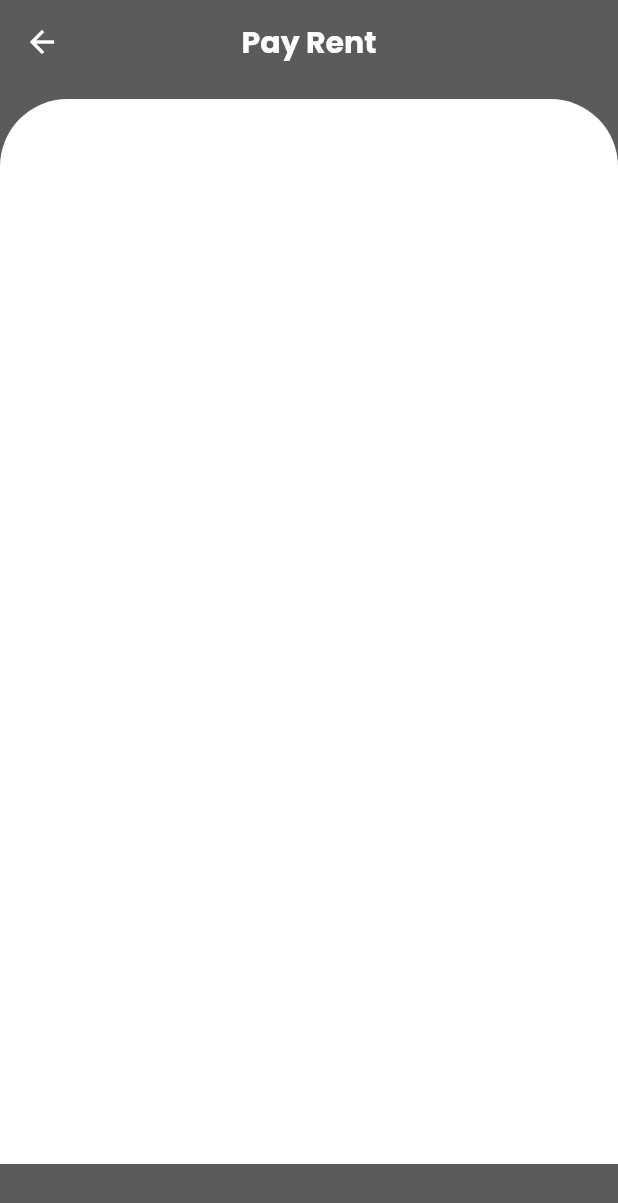
After one commit to 41hulk/ewawe-pay, a Flutter app: the screen it shows after launch, after a tap on "LOG IN", after a tap on the "payments" icon, on a phone screen of 412 x 824 dp. The commit adds this screen. Shown: the top 1203 px of the screen. Run offline on Flutter 3.47's test engine with Material 2 defaults, Android fonts, the phone set to English and light mode, and no system bars; our stand-ins replace animated_splash_screen, google_fonts.

Commit message:
ft-dashboard

```diff
--- /dev/null
+++ b/lib/Payment/payScreen.dart
@@ -0,0 +1,47 @@
+import 'package:ewawepay/utils/colors.dart';
+import 'package:flutter/material.dart';
+import 'package:google_fonts/google_fonts.dart';
+
+class PayScreen extends StatefulWidget {
+  @override
+  _PayScreenState createState() => _PayScreenState();
+}
+
+class _PayScreenState extends State<PayScreen> {
+  @override
+  Widget build(BuildContext context) {
+    return Scaffold(
+      backgroundColor: ewawegrey,
+      appBar: AppBar(
+        backgroundColor: ewawegrey,
+        elevation: 0.0,
+        centerTitle: true,
+        title: Text(
+          'Pay Rent',
+          style: GoogleFonts.poppins(fontWeight: FontWeight.bold),
+        ),
+      ),
+      body: Column(
+        children: <Widget>[
+          SizedBox(
+            height: 10,
+          ),
+          Container(
+            height: MediaQuery.of(context).size.height - 114.0,
+            decoration: BoxDecoration(
+              color: Colors.white,
+              borderRadius: BorderRadius.only(
+                  topLeft: Radius.circular(45.0),
+                  topRight: Radius.circular(45.0)),
+            ),
+            // child: Container(
+            //   child: Column(
+            //     children: [Text('hello')],
+            //   ),
+            // ),
+          ),
+        ],
+      ),
+    );
+  }
+}
--- a/lib/auth/loginScreen.dart
+++ b/lib/auth/loginScreen.dart
@@ -1,4 +1,5 @@
 import 'package:ewawepay/auth/signUpScreen.dart';
+import 'package:ewawepay/dashboard/dash.dart';
 import 'package:ewawepay/utils/colors.dart';
 import 'package:flutter/cupertino.dart';
 import 'package:google_fonts/google_fonts.dart';
@@ -26,6 +27,7 @@ class _LoginScreenState extends State<LoginScreen> {
       autofocus: false,
       decoration: InputDecoration(
         hintText: 'Email',
+        hintStyle: GoogleFonts.poppins(fontSize: 15),
         contentPadding: EdgeInsets.fromLTRB(20.0, 10.0, 20.0, 10.0),
         border: OutlineInputBorder(borderRadius: BorderRadius.circular(10.0)),
       ),
@@ -36,6 +38,7 @@ class _LoginScreenState extends State<LoginScreen> {
       obscureText: true,
       decoration: InputDecoration(
         hintText: 'Password',
+        hintStyle: GoogleFonts.poppins(fontSize: 15),
         contentPadding: EdgeInsets.fromLTRB(20.0, 10.0, 20.0, 10.0),
         border: OutlineInputBorder(borderRadius: BorderRadius.circular(10.0)),
       ),
@@ -56,8 +59,9 @@ class _LoginScreenState extends State<LoginScreen> {
               // );
             },
             child: new Text(
-              "Forgot password",
-              style: TextStyle(color: ewawegreen, fontWeight: FontWeight.bold),
+              "Forgot password ?",
+              style: GoogleFonts.poppins(
+                  color: ewawegreen, fontWeight: FontWeight.normal),
             ),
           ),
         ],
@@ -68,14 +72,22 @@ class _LoginScreenState extends State<LoginScreen> {
       padding: EdgeInsets.symmetric(vertical: 19.0),
       child: RaisedButton(
         shape: RoundedRectangleBorder(
-          borderRadius: BorderRadius.circular(20),
+          borderRadius: BorderRadius.circular(18),
         ),
         onPressed: () {
           // Navigator.of(context).pushNamed(HomePage.tag);
+          Navigator.of(context).pushAndRemoveUntil(
+              MaterialPageRoute(
+                  builder: (BuildContext context) => DashboardScreen()),
+              (Route<dynamic> route) => false);
         },
         padding: EdgeInsets.all(12),
         color: ewawegrey,
-        child: Text('Log In', style: GoogleFonts.poppins(fontSize: 12)),
+        child: Text('LOG IN',
+            style: GoogleFonts.poppins(
+                fontSize: 20,
+                color: Colors.white,
+                fontWeight: FontWeight.w500)),
       ),
     );
 
@@ -83,7 +95,10 @@ class _LoginScreenState extends State<LoginScreen> {
       child: Row(
         mainAxisAlignment: MainAxisAlignment.center,
         children: <Widget>[
-          Text('Don\'t have an Account? '),
+          Text(
+            'Don\'t have an Account? ',
+            style: GoogleFonts.poppins(fontWeight: FontWeight.normal),
+          ),
           InkWell(
             onTap: () async {
               Navigator.push(
@@ -95,7 +110,7 @@ class _LoginScreenState extends State<LoginScreen> {
             },
             child: new Text(
               "Sign up",
-              style: TextStyle(color: ewawegreen),
+              style: GoogleFonts.poppins(color: ewawegreen),
             ),
           ),
         ],
--- /dev/null
+++ b/lib/dashboard/dash.dart
@@ -0,0 +1,196 @@
+import 'package:ewawepay/Payment/payScreen.dart';
+import 'package:ewawepay/utils/colors.dart';
+import 'package:flutter/cupertino.dart';
+import 'package:flutter/material.dart';
+import 'package:google_fonts/google_fonts.dart';
+
+class DashboardScreen extends StatefulWidget {
+  @override
+  _DashScreenState createState() => _DashScreenState();
+}
+
+class _DashScreenState extends State<DashboardScreen> {
+  @override
+  Widget build(BuildContext context) {
+    return Scaffold(
+      backgroundColor: ewawegrey,
+      appBar: AppBar(
+        backgroundColor: ewawegrey,
+        elevation: 0.0,
+        centerTitle: false,
+        title: Text('EwawePay',
+            style: GoogleFonts.poppins(
+                color: ewawegreen, fontSize: 20, fontWeight: FontWeight.w700)),
+        actions: <Widget>[
+          IconButton(
+            icon: Icon(Icons.notifications_none, color: Colors.white),
+            onPressed: () {},
+          ),
+          IconButton(
+            icon: Icon(Icons.account_circle, color: Colors.white),
+            onPressed: () {},
+          ),
+        ],
+      ),
+      body: ListView(
+        children: <Widget>[
+          Container(
+            padding: EdgeInsets.only(left: 18.0, top: 10),
+            child: Column(
+              crossAxisAlignment: CrossAxisAlignment.start,
+              children: [
+                Text('Hi, Patrick!',
+                    style: GoogleFonts.poppins(
+                        color: Colors.white,
+                        fontSize: 30,
+                        fontWeight: FontWeight.bold)),
+                // SizedBox(
+                //   height: ,
+                // ),
+                Text('Welcome to EwawePay',
+                    style: GoogleFonts.poppins(
+                        color: Colors.white,
+                        fontSize: 20,
+                        fontWeight: FontWeight.normal)),
+              ],
+            ),
+          ),
+          SizedBox(
+            height: 10,
+          ),
+          Container(
+            height: MediaQuery.of(context).size.height - 150.0,
+            decoration: BoxDecoration(
+              color: Colors.white,
+              borderRadius: BorderRadius.only(
+                  topLeft: Radius.circular(45.0),
+                  topRight: Radius.circular(45.0)),
+            ),
+            padding: EdgeInsets.only(
+              left: 30,
+              right: 30,
+              top: 30,
+            ),
+            child: GridView.count(
+              crossAxisCount: 2,
+              childAspectRatio: 1,
+              crossAxisSpacing: 30,
+              mainAxisSpacing: 20,
+              children: <Widget>[
+                _buildCard(
+                  "Properties",
+                  "House",
+                  () {},
+                  "assets/images/ewawelogo.png",
+                ),
+                _buildCard(
+                  "Properties",
+                  "House",
+                  () {},
+                  "assets/images/ewawelogo.png",
+                ),
+                _buildCard(
+                  "Properties",
+                  "House",
+                  () {},
+                  "assets/images/ewawelogo.png",
+                ),
+                _buildCard(
+                  "Properties",
+                  "House",
+                  () {},
+                  "assets/images/ewawelogo.png",
+                ),
+                _buildCard(
+                  "Properties",
+                  "House",
+                  () {},
+                  "assets/images/ewawelogo.png",
+                ),
+                _buildCard(
+                  "Properties",
+                  "House",
+                  () {},
+                  "assets/images/ewawelogo.png",
+                ),
+              ],
+            ),
+          )
+        ],
+      ),
+      floatingActionButton: FloatingActionButton(
+          onPressed: () {
+            Navigator.push(
+              context,
+              MaterialPageRoute(builder: (context) {
+                return PayScreen();
+              }),
+            );
+          },
+          backgroundColor: ewawegreen,
+          child: Icon(Icons.payments)),
+      floatingActionButtonLocation: FloatingActionButtonLocation.centerDocked,
+      // bottomNavigationBar: BottomBar(),
+    );
+  }
+
+  Widget _buildCard(
+    String title1,
+    String title2,
+    dynamic screen,
+    String imgPath,
+  ) {
+    return Container(
+      child: ClipRRect(
+        borderRadius: BorderRadius.circular(39.0),
+        child: Container(
+          decoration: BoxDecoration(
+              borderRadius: BorderRadius.circular(30.0),
+              boxShadow: [
+                BoxShadow(color: Colors.black, spreadRadius: 3.0, blurRadius: 7)
+              ],
+              color: ewawegreen),
+          child: Material(
+            color: Colors.transparent,
+            child: InkWell(
+              onTap: () {
+                Navigator.push(
+                  context,
+                  CupertinoPageRoute(
+                    builder: (context) => screen,
+                  ),
+                );
+              },
+              child: Padding(
+                padding: const EdgeInsets.all(10.0),
+                child: Column(
+                  children: <Widget>[
+                    Spacer(),
+                    Hero(
+                        tag: imgPath,
+                        child: Container(
+                            height: 75.0,
+                            width: 75.0,
+                            decoration: BoxDecoration(
+                                image: DecorationImage(
+                                    image: AssetImage(imgPath),
+                                    fit: BoxFit.contain)))),
+                    Spacer(),
+                    Text(title1,
+                        textAlign: TextAlign.center,
+                        style: GoogleFonts.poppins(
+                            fontSize: 15, color: Colors.white)),
+                    Text(title2,
+                        textAlign: TextAlign.center,
+                        style: GoogleFonts.poppins(
+                            fontSize: 10, color: Colors.white))
+                  ],
+                ),
+              ),
+            ),
+          ),
+        ),
+      ),
+    );
+  }
+}
--- a/pubspec.yaml
+++ b/pubspec.yaml
@@ -29,6 +29,8 @@ dependencies:
   # The following adds the Cupertino Icons font to your application.
   # Use with the CupertinoIcons class for iOS style icons.
   cupertino_icons: ^1.0.2
+  flutter_svg: ^0.22.0
+  flutter_icons: ^1.1.0
 
 dev_dependencies:
   flutter_test:
@@ -53,6 +55,7 @@ flutter:
   # To add assets to your application, add an assets section, like this:
   assets:
     - assets/images/
+    - assets/icons/
 
   # An image asset can refer to one or more resolution-specific "variants", see
   # https://flutter.dev/assets-and-images/#resolution-aware.
```
Also changed, not shown: assets/images/house.svg (added), pubspec.lock, 3 other files.
